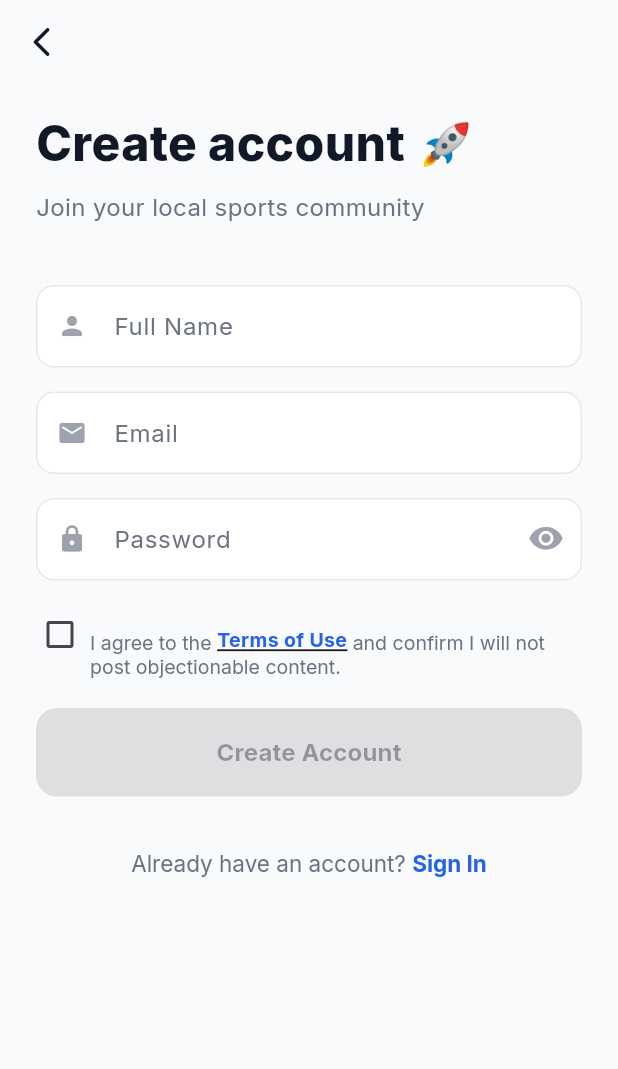
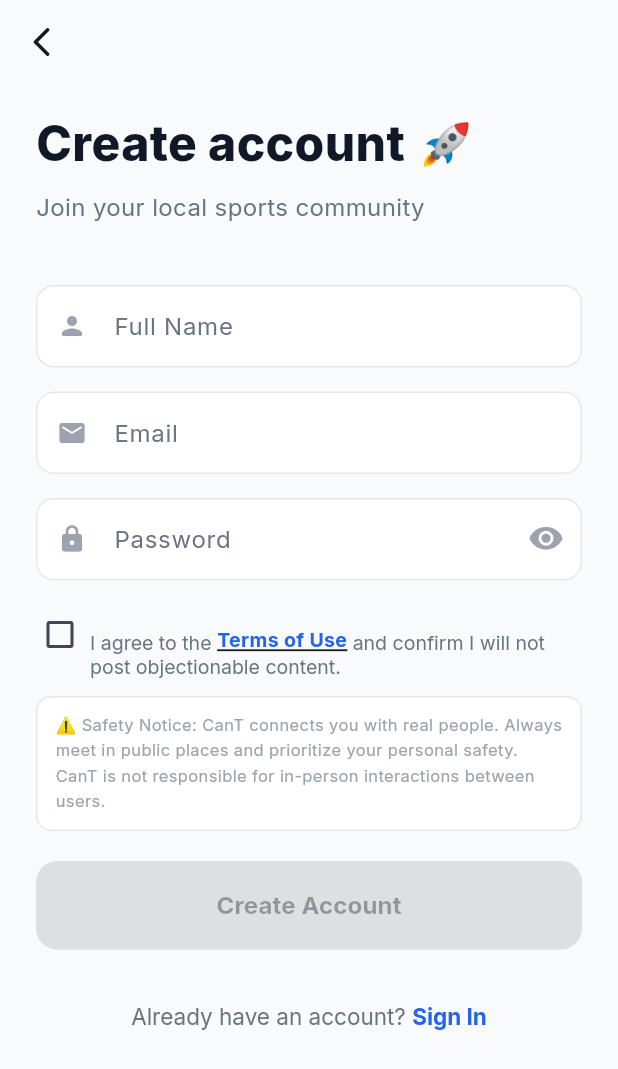
Before and after one commit to elmascan/cant-app, a Flutter app: the RegisterScreen screen opened by its route, on a phone screen of 412 x 824 dp. Shown: the top 1069 px of the screen. Run offline on Flutter 3.47's test engine with Material 3 defaults, Android fonts, the phone set to English and light mode, and no system bars; our stand-ins replace cloud_firestore, firebase_auth, firebase_core, firebase_messaging, firebase_storage, flutter_card_swiper and 6 more; missing offline and left inert: amplitude_flutter; accounts and stored records are empty.

Commit message:
feat: vision API moderation, multilingual word filter, guest mode, account deletion, rate limiting

```diff
--- a/lib/screens/profile_screen.dart
+++ b/lib/screens/profile_screen.dart
@@ -167,8 +167,11 @@ class _ProfileScreenState extends State<ProfileScreen> {
       if (mounted) setState(() => _photoUrl = url);
     } catch (e) {
       if (mounted) {
+        final msg = e.toString().contains('inappropriate content')
+            ? 'This image cannot be uploaded as it violates our community guidelines.'
+            : 'Failed to upload photo: $e';
         ScaffoldMessenger.of(context).showSnackBar(SnackBar(
-          content: Text('Failed to upload photo: $e'),
+          content: Text(msg),
           backgroundColor: AppColors.error,
         ));
       }
--- a/lib/screens/register_screen.dart
+++ b/lib/screens/register_screen.dart
@@ -159,6 +159,25 @@ class _RegisterScreenState extends State<RegisterScreen> {
                 ],
               ),
 
+              const SizedBox(height: 12),
+              Container(
+                padding: const EdgeInsets.symmetric(horizontal: 12, vertical: 10),
+                decoration: BoxDecoration(
+                  color: AppColors.surface,
+                  borderRadius: BorderRadius.circular(10),
+                  border: Border.all(color: AppColors.border),
+                ),
+                child: Text(
+                  '⚠️ Safety Notice: CanT connects you with real people. '
+                  'Always meet in public places and prioritize your personal safety. '
+                  'CanT is not responsible for in-person interactions between users.',
+                  style: GoogleFonts.inter(
+                    fontSize: 11,
+                    color: AppColors.textTertiary,
+                    height: 1.5,
+                  ),
+                ),
+              ),
               const SizedBox(height: 20),
               SizedBox(
                 width: double.infinity,
--- a/lib/services/moderation_service.dart
+++ b/lib/services/moderation_service.dart
@@ -40,6 +40,29 @@ class ModerationService {
     'ananı sikim',
     'ananı s',
     'seni s',
+    'orospu', 'orospunun', 'orospu cocugu', 'orospu çocuğu',
+    'sik', 'sikis', 'sikiş', 'sikisme', 'sikilmek', 'sikeyim', 'siktir',
+    'siktirin', 'siktirgit', 'siktir git', 'sikerim', 'sikik',
+    'amcik', 'amcık', 'amk', 'amina', 'amına', 'amini', 'amını',
+    'got', 'göt', 'gotveren', 'götveren', 'gotu', 'götü',
+    'yarrak', 'yarak', 'yarragi',
+    'oc', 'oç',
+    'pic', 'piç', 'piclik', 'piçlik',
+    'kahpe', 'kahpenin',
+    'ibne', 'ibnelik',
+    'pezevenk',
+    'serefesiz', 'şerefsiz',
+    'haysiyetsiz',
+    'dol', 'döl',
+    'fahise', 'fahişe',
+    'gerzek', 'gerizekalı', 'geri zekalı',
+    'aptal', 'salak', 'mal',
+    'pislik', 'alcak', 'alçak', 'asagilik', 'aşağılık',
+    'katil', 'terorist', 'terörist',
+    'sapik', 'sapık',
+    'tecavuz', 'tecavüz',
+    'irz', 'ırz',
+    'namussuz', 'kaltak', 'surtuk', 'sürtük',
     // ── English ─────────────────────────────────────────────────────────────
     'kill yourself',
     'kys',
@@ -63,6 +86,39 @@ class ModerationService {
     'youre worthless',
     'go to hell',
     'piece of shit human',
+    'fuck', 'fucker', 'fucked', 'fucking', 'fucks', 'fck', 'f**k', 'f***',
+    'shit', 'shits', 'shitting', 'shitty', 'sh1t', 'sh!t',
+    'bitch', 'bitches', 'bitching', 'b1tch',
+    'asshole', 'ass hole', 'a**hole',
+    'bastard', 'bastards',
+    'cunt', 'cunts', 'c**t',
+    'cock', 'cocks', 'c0ck',
+    'dick', 'dicks', 'dickhead', 'd1ck',
+    'pussy', 'pussies',
+    'whore', 'whores', 'wh0re',
+    'slut', 'sluts',
+    'porn', 'porno', 'pornography', 'p0rn',
+    'sex', 'sexy', 'sexual', 'sexting', 's3x',
+    'nude', 'nudes', 'naked',
+    'penis', 'vagina', 'breast', 'breasts',
+    'anal', 'anus',
+    'masturbat', 'masturbation',
+    'erotic', 'erotica',
+    'escort',
+    'prostitut', 'prostitution',
+    'onlyfans', 'only fans',
+    'nigger', 'nigga', 'n1gger',
+    'faggot', 'fag', 'f4ggot',
+    'retard', 'retarded',
+    'kill yourself', 'kys',
+    'go die',
+    'rape', 'rapist', 'raping',
+    'molest', 'molester',
+    'pedophil', 'pedo',
+    'terrorist', 'terrorism',
+    'nazi', 'nazis',
+    'racist', 'racism',
+    'genocide',
     // ── German (Deutsch) ────────────────────────────────────────────────────
     'ich töte dich',
     'ich bringe dich um',
@@ -80,6 +136,126 @@ class ModerationService {
     'dreckiges schwein',
     'du dreckskerl',
     'du armes würstchen',
+    'scheiße', 'scheisse', 'scheiß',
+    'ficken', 'fick', 'gefickt', 'vögeln',
+    'arsch', 'arschloch', 'arschgesicht',
+    'wichser', 'wichsen', 'wichse',
+    'hurensohn', 'hure', 'hurenbalg',
+    'schlampe',
+    'nutte',
+    'fotze',
+    'schwanz',
+    'titten',
+    'muschi',
+    'pornografie',
+    'vergewaltigung', 'vergewaltiger',
+    'terrorist', 'terrorismus',
+    'rassist', 'rassismus',
+    'nazi', 'nazismus',
+    'vollidiot', 'blödmann',
+    'depp', 'trottel', 'versager',
+    'dreckstück', 'drecksau', 'dreckskerl',
+    'mistkerl', 'hurenbock',
+    'fick dich', 'verpiss dich',
+    'halt die fresse', 'halt die klappe',
+
+      // ── SPANISH ──────────────────────────────────────────────────────────
+    'puta', 'putas', 'putada', 'putero',
+    'coño', 'cono',
+    'joder', 'jodete', 'jódete',
+    'mierda',
+    'cabron', 'cabrón', 'cabrona',
+    'pendejo', 'pendeja',
+    'maricon', 'maricón',
+    'verga',
+    'polla',
+    'culo', 'culero', 'culona',
+    'chinga', 'chingada', 'chingadazo', 'chingarte',
+    'hijo de puta', 'hdp',
+    'me cago',
+    'follar', 'folla',
+    'pornografia',
+    'prostituta', 'prostitucion',
+    'violacion', 'violador',
+    'terrorista', 'terrorismo',
+    'racista', 'racismo',
+    'gilipollas',
+    'imbecil', 'imbécil',
+    'estupido', 'estúpido',
+    'bastardo', 'zorra',
+
+    // ── PORTUGUESE ───────────────────────────────────────────────────────
+    'puta', 'putas',
+    'foda', 'fodase', 'foda-se', 'fodendo',
+    'merda',
+    'caralho',
+    'buceta',
+    'cuzao', 'cuzão',
+    'viado', 'viadagem',
+    'vagabunda',
+    'piranha',
+    'porra',
+    'filho da puta', 'fdp',
+    'vai se foder', 'vsf',
+    'pornografia',
+    'prostituta', 'prostituicao',
+    'estupro', 'estuprador',
+    'terrorista', 'terrorismo',
+    'racista', 'racismo',
+    'idiota', 'imbecil', 'burro',
+    'otario', 'otário',
+    'cretino', 'safado', 'safada',
+    'desgraçado', 'desgraçada',
+    'arrombado',
+
+    // ── FRENCH ───────────────────────────────────────────────────────────
+    'putain', 'pute', 'putasse',
+    'merde', 'merdique',
+    'connard', 'connarde', 'conasse',
+    'salope', 'salaud',
+    'encule', 'enculé', 'enculer',
+    'baiser', 'baise',
+    'foutre', 'va te faire foutre',
+    'chier', 'chieur',
+    'bite', 'bites',
+    'chatte',
+    'cul', 'culot',
+    'nique', 'niquer', 'nique ta mere',
+    'fils de pute', 'fdp',
+    'pornographie',
+    'prostituee', 'prostituée',
+    'viol', 'violeur',
+    'terroriste', 'terrorisme',
+    'raciste', 'racisme',
+    'nazi', 'nazisme',
+    'idiot', 'idiote', 'imbecile',
+    'abruti', 'cretin', 'crétin',
+    'ordure', 'connerie',
+
+    // ── RUSSIAN (transliterated + cyrillic) ──────────────────────────────
+    'blyad', 'blya', 'blyadi', 'blyat',
+    'pizda', 'pizdet', 'pizdec',
+    'khuy', 'huy', 'hui',
+    'ebat', 'ebal', 'ebe', 'yebat',
+    'suka', 'suki', 'sukin syn',
+    'pizdets', 'pzdc',
+    'mudak', 'mudaki', 'mudila',
+    'govno', 'govnuk',
+    'zhopa', 'zhopu',
+    'tvar', 'tvari',
+    'urod', 'urodi',
+    'pidor', 'pidoras', 'pederast',
+    'dolboeb', 'dolboёb',
+    'nahuy', 'poshel nahuy',
+    'prostitutka',
+    'iznasilovanie', 'nasilnik',
+    'terrorist', 'terrorizm',
+    'rasist', 'rasizm',
+    'nazi', 'natsist',
+    'durak', 'duraki', 'debil',
+    'ublyudok', 'ублюдок',
+    'пизда', 'хуй', 'ёб', 'еба', 'сука', 'блядь', 'блять',
+    'гавно', 'говно', 'мудак', 'пидор', 'урод', 'дурак',
   ];
 
   // ── Censor list ─────────────────────────────────────────────────────────────
@@ -118,6 +294,21 @@ class ModerationService {
     'pussies', 'pussy',
     'cunts', 'cunt',
     'ass',
+    'damn', 'damned', 'dammit',
+    'crap', 'crappy',
+    'wtf', 'wth', 'omfg',
+    'piss', 'pissed',
+    // Turkish mild
+    'bok', 'boktan', 'boklu',
+    'lanet', 'lanetli',
+    // German mild
+    'verdammt', 'verflucht', 'mist',
+    // Spanish mild
+    'maldito', 'maldita', 'diablos',
+    // French mild
+    'sacre', 'sacré', 'diable',
+    // Portuguese mild
+    'droga', 'raios', 'caramba',
     // ── German Schimpfwörter ─────────────────────────────────────────────────
     'hurensohn', 'hurenkerl',
     'arschloch', 'arsch',
@@ -144,6 +335,9 @@ class ModerationService {
       );
 
   // Compiled once on first access.
+  static final List<RegExp> _blockPatterns =
+      _blockList.map(_wordPattern).toList();
+
   static final List<RegExp> _censorPatterns =
       _censorList.map(_wordPattern).toList();
 
@@ -152,11 +346,9 @@ class ModerationService {
       return ModerationResult(isAllowed: true, cleanedText: text);
     }
 
-    final normalized = text.toLowerCase();
-
-    // 1. Block check — full message blocked if any phrase matches.
-    for (final phrase in _blockList) {
-      if (normalized.contains(phrase)) {
+    // 1. Block check — whole-word match, case-insensitive.
+    for (final pattern in _blockPatterns) {
+      if (pattern.hasMatch(text)) {
         return ModerationResult(
           isAllowed: false,
           cleanedText: text,
```
Also changed, not shown: lib/main.dart (+65 -2 lines), lib/screens/create_event_screen.dart (+4 -3 lines), lib/services/firebase_service.dart (+97 -3 lines), lib/services/vision_moderation_service.dart (added, +64 -0 lines), 2 other files.
